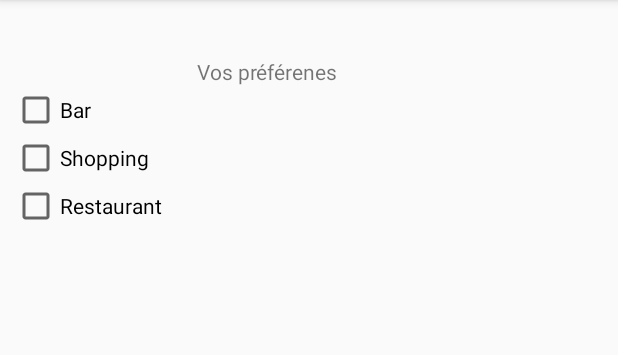
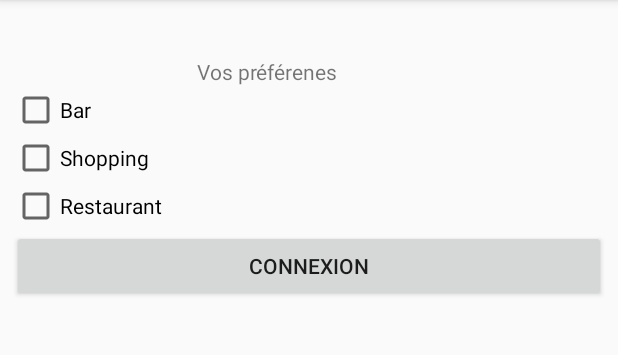
Before and after one commit to FrancoisRmn/SmartCity, an Android app: the Preference screen opened directly, with no data from a screen before it, on a phone screen of 412 x 824 dp, the part 84-439 px from its top. Run offline under Robolectric (Android 15) with nearby library versions, the phone set to English and light mode, and no system bars.

Commit message:
Preferences xml

```diff
--- a/app/src/main/res/layout/activity_preferences.xml
+++ b/app/src/main/res/layout/activity_preferences.xml
@@ -45,5 +45,11 @@
             android:layout_height="wrap_content"
             android:text="Restaurant"
             android:onClick="onCheckboxClicked"/>
+
+        <Button
+            android:id="@+id/ConnectionButton"
+            android:layout_width="match_parent"
+            android:layout_height="wrap_content"
+            android:text="Connexion" />
     </LinearLayout>
 </android.support.constraint.ConstraintLayout>
```
